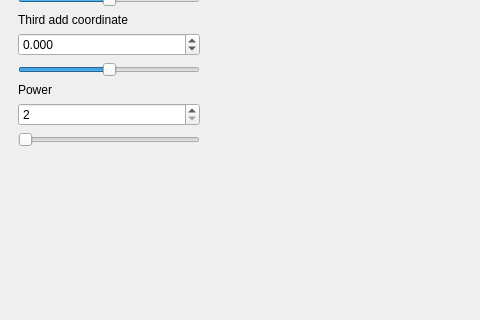
This is mainwindow.ui in Constantor/fractals3d as Qt 5 draws it before an edit; both pictures show x 0 to 480 and y 145 to 465 of the 847 by 614 pixel window. The edited form follows.
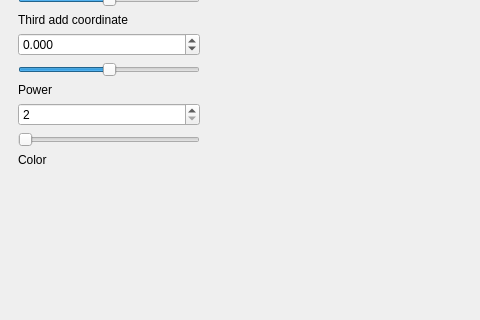
This is the edited form. Custom widgets are drawn as their Qt base class.

Commit message: Color picker

```diff
--- a/mainwindow.ui
+++ b/mainwindow.ui
@@ -177,6 +177,13 @@
          </property>
         </widget>
        </item>
+       <item>
+        <widget class="QLabel" name="colorPickerLabel">
+         <property name="text">
+          <string>Color</string>
+         </property>
+        </widget>
+       </item>
        <item>
         <spacer name="verticalSpacer">
          <property name="orientation">
```
The commit also changes 1 other file.
